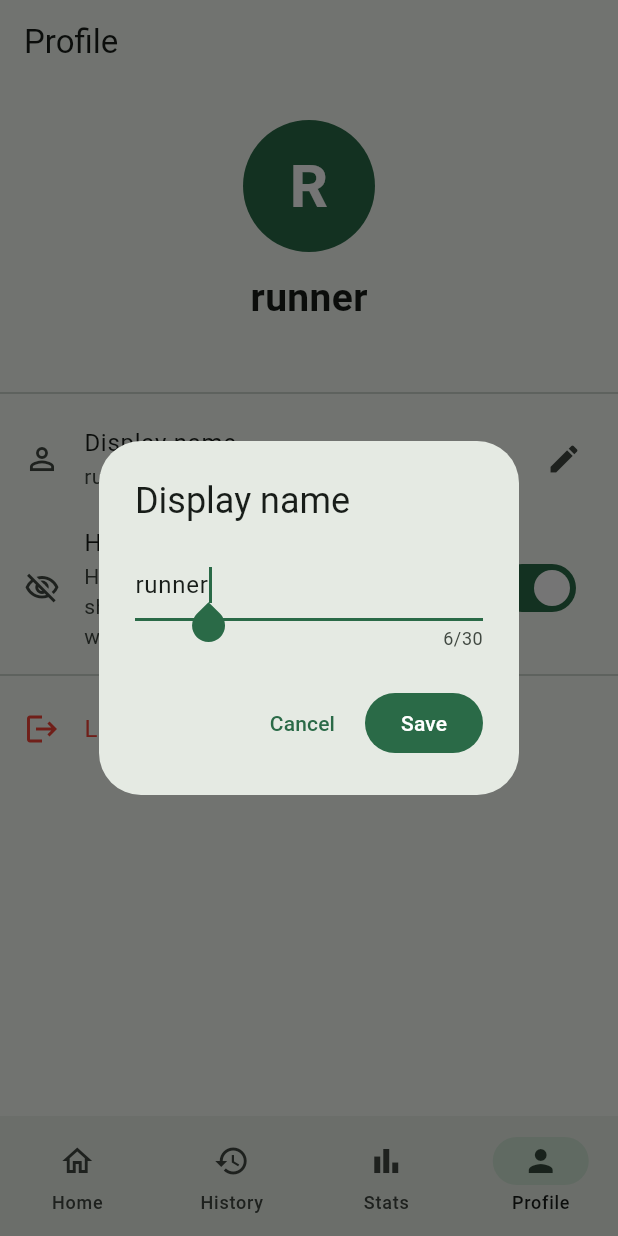
After one commit to spongyhash/jara, a Flutter app: the screen it shows once a user with an empty profile is signed in, item 4 of the bottom bar chosen, after a tap on "Display name", on a phone screen of 412 x 824 dp. The commit adds this screen. Run offline on Flutter 3.47's test engine with Material 3 defaults, Android fonts, the phone set to English and light mode, and no system bars; our stand-ins replace cross_file, flutter_map, geolocator, latlong2, share_plus, shared_preferences and 2 more; missing offline and left inert: geolocator_android; accounts and stored records are empty.

Commit message:
Profile screen and privacy

```diff
--- a/lib/main.dart
+++ b/lib/main.dart
@@ -4,6 +4,7 @@ import 'auth_page.dart';
 import 'config.dart';
 import 'history_page.dart';
 import 'models.dart';
+import 'profile_page.dart';
 import 'run_page.dart';
 import 'stats_page.dart';
 
@@ -81,7 +82,7 @@ class _HomeShellState extends State<HomeShell> {
       // IndexedStack keeps the Run screen alive while you look at History
       body: IndexedStack(
         index: index,
-        children: const [RunPage(), HistoryPage(), StatsPage()],
+        children: const [RunPage(), HistoryPage(), StatsPage(), ProfilePage()],
       ),
       bottomNavigationBar: NavigationBar(
         selectedIndex: index,
@@ -102,6 +103,11 @@ class _HomeShellState extends State<HomeShell> {
             selectedIcon: Icon(Icons.bar_chart),
             label: 'Stats',
           ),
+          NavigationDestination(
+            icon: Icon(Icons.person_outline),
+            selectedIcon: Icon(Icons.person),
+            label: 'Profile',
+          ),
         ],
       ),
     );
--- /dev/null
+++ b/lib/profile_page.dart
@@ -0,0 +1,223 @@
+import 'package:flutter/material.dart';
+import 'package:shared_preferences/shared_preferences.dart';
+import 'package:supabase_flutter/supabase_flutter.dart';
+import 'models.dart';
+import 'sync.dart';
+import 'widgets.dart';
+
+/// Bumped when the display name changes, so greetings refresh.
+final ValueNotifier<int> profileChanged = ValueNotifier<int>(0);
+
+class ProfilePage extends StatefulWidget {
+  const ProfilePage({super.key});
+
+  @override
+  State<ProfilePage> createState() => _ProfilePageState();
+}
+
+class _ProfilePageState extends State<ProfilePage> {
+  bool hideEnds = true;
+  bool busy = false;
+  String busyText = '';
+
+  SupabaseClient get client => Supabase.instance.client;
+
+  @override
+  void initState() {
+    super.initState();
+    loadSettings();
+  }
+
+  Future<void> loadSettings() async {
+    final prefs = await SharedPreferences.getInstance();
+    final value = prefs.getBool('hideRouteEnds') ?? true;
+    if (!mounted) return;
+    setState(() => hideEnds = value);
+  }
+
+  void toast(String text) {
+    ScaffoldMessenger.of(context).showSnackBar(SnackBar(content: Text(text)));
+  }
+
+  Future<void> setHideEnds(bool value) async {
+    setState(() => hideEnds = value);
+    final prefs = await SharedPreferences.getInstance();
+    await prefs.setBool('hideRouteEnds', value);
+    try {
+      final id = client.auth.currentUser?.id;
+      if (id != null) {
+        await client
+            .from('profiles')
+            .update({'hide_route_ends': value}).eq('id', id);
+      }
+    } catch (_) {
+      // The setting is saved on the phone, which is what the app uses
+    }
+  }
+
+  Future<void> editName() async {
+    final ctrl = TextEditingController(text: userName());
+    final newName = await showDialog<String>(
+      context: context,
+      builder: (ctx) => AlertDialog(
+        title: const Text('Display name'),
+        content: TextField(
+          controller: ctrl,
+          autofocus: true,
+          maxLength: 30,
+          textCapitalization: TextCapitalization.words,
+          decoration: const InputDecoration(hintText: 'What should we call you?'),
+        ),
+        actions: [
+          TextButton(
+            onPressed: () => Navigator.pop(ctx),
+            child: const Text('Cancel'),
+          ),
+          FilledButton(
+            onPressed: () => Navigator.pop(ctx, ctrl.text.trim()),
+            child: const Text('Save'),
+          ),
+        ],
+      ),
+    );
+
+    if (newName == null || newName.isEmpty) return;
+
+    setState(() {
+      busy = true;
+      busyText = 'Saving...';
+    });
+    try {
+      await client.auth.updateUser(
+        UserAttributes(data: {'display_name': newName}),
+      );
+      final id = client.auth.currentUser?.id;
+      if (id != null) {
+        await client
+            .from('profiles')
+            .update({'display_name': newName}).eq('id', id);
+      }
+      profileChanged.value++;
+      if (mounted) toast('Name updated');
+    } catch (_) {
+      if (mounted) toast('Could not update your name. Check your internet.');
+    } finally {
+      if (mounted) setState(() => busy = false);
+    }
+  }
+
+  Future<void> logOut() async {
+    final yes = await askYesNo(
+      context,
+      title: 'Log out?',
+      message: 'We will back up your runs to the cloud first, then clear this '
+          'phone so the next person starts fresh. Log back in any time to '
+          'get your runs back.',
+      yes: 'Yes, log out',
+      no: 'Cancel',
+    );
+    if (!yes || !mounted) return;
+
+    setState(() {
+      busy = true;
+      busyText = 'Backing up your runs...';
+    });
+
+    final ok = await SyncService.syncNow();
+    if (!mounted) return;
+
+    if (!ok) {
+      final force = await askYesNo(
+        context,
+        title: 'Could not back up',
+        message: 'Some runs may not be in the cloud yet. If you log out now, '
+            'they will be lost from this phone. Log out anyway?',
+        yes: 'Log out anyway',
+        no: 'Stay logged in',
+      );
+      if (!force || !mounted) {
+        if (mounted) setState(() => busy = false);
+        return;
+      }
+    }
+
+    await SyncService.clearLocalData();
+    await client.auth.signOut();
+    // The app returns to the login screen by itself
+  }
+
+  @override
+  Widget build(BuildContext context) {
+    final name = userName();
+    final email = client.auth.currentUser?.email ?? '';
+
+    Widget body;
+    if (busy) {
+      body = Center(
+        child: Column(
+          mainAxisSize: MainAxisSize.min,
+          children: [
+            const CircularProgressIndicator(),
+            const SizedBox(height: 16),
+            Text(busyText),
+          ],
+        ),
+      );
+    } else {
+      body = ListView(
+        children: [
+          const SizedBox(height: 24),
+          Center(
+            child: CircleAvatar(
+              radius: 44,
+              backgroundColor: Theme.of(context).colorScheme.primary,
+              child: Text(
+                name.isEmpty ? '?' : name[0].toUpperCase(),
+                style: const TextStyle(
+                    fontSize: 40,
+                    color: Colors.white,
+                    fontWeight: FontWeight.bold),
+              ),
+            ),
+          ),
+          const SizedBox(height: 12),
+          Center(
+            child: Text(name,
+                style:
+                    const TextStyle(fontSize: 26, fontWeight: FontWeight.bold)),
+          ),
+          Center(child: Text(email)),
+          const SizedBox(height: 16),
+          const Divider(),
+          ListTile(
+            leading: const Icon(Icons.person_outline),
+            title: const Text('Display name'),
+            subtitle: Text(name),
+            trailing: const Icon(Icons.edit),
+            onTap: editName,
+          ),
+          SwitchListTile(
+            secondary: const Icon(Icons.visibility_off_outlined),
+            title: const Text('Hide start and end of my routes'),
+            subtitle: const Text(
+                'Hides the first and last 150 m when you share a run, so '
+                'people cannot see where you live'),
+            value: hideEnds,
+            onChanged: setHideEnds,
+          ),
+          const Divider(),
+          ListTile(
+            leading: const Icon(Icons.logout, color: Colors.red),
+            title: const Text('Log out', style: TextStyle(color: Colors.red)),
+            onTap: logOut,
+          ),
+        ],
+      );
+    }
+
+    return Scaffold(
+      appBar: AppBar(title: const Text('Profile')),
+      body: body,
+    );
+  }
+}
--- a/lib/run_page.dart
+++ b/lib/run_page.dart
@@ -8,6 +8,7 @@ import 'share_card.dart';
 import 'package:geolocator_android/geolocator_android.dart';
 import 'package:supabase_flutter/supabase_flutter.dart';
 import 'sync.dart';
+import 'profile_page.dart';
 
 enum RunState { idle, waiting, running, paused, finished }
 
@@ -337,9 +338,12 @@ class _RunPageState extends State<RunPage> with WidgetsBindingObserver {
           Icon(Icons.directions_run,
               size: 80, color: Theme.of(context).colorScheme.primary),
           const SizedBox(height: 8),
-          Text('Hi, ${userName()}',
-              style:
-                  const TextStyle(fontSize: 28, fontWeight: FontWeight.bold)),
+                    ValueListenableBuilder<int>(
+            valueListenable: profileChanged,
+            builder: (context, _, __) => Text('Hi, ${userName()}',
+                style: const TextStyle(
+                    fontSize: 28, fontWeight: FontWeight.bold)),
+          ),
           const SizedBox(height: 4),
           const Text('Ready to go the extra mile?',
               style: TextStyle(fontSize: 16)),          const SizedBox(height: 32),
@@ -594,13 +598,7 @@ class _RunPageState extends State<RunPage> with WidgetsBindingObserver {
         appBar: AppBar(
           title: const Text('Jara',
               style: TextStyle(fontWeight: FontWeight.w800)),
-          actions: [
-                        if (phase == RunState.idle)
-              IconButton(
-                tooltip: 'Log out',
-                icon: const Icon(Icons.logout),
-                onPressed: () => Supabase.instance.client.auth.signOut(),
-              ),
+                    actions: [
             ValueListenableBuilder<ThemeMode>(
               valueListenable: themeMode,
               builder: (context, mode, _) => IconButton(
--- a/lib/sync.dart
+++ b/lib/sync.dart
@@ -13,14 +13,20 @@ class SyncService {
 
   static bool get loggedIn => _db.auth.currentUser != null;
 
+  /// True if the most recent sync finished without errors.
+  static bool lastSyncOk = false;
+
   /// Returns a short message describing what happened.
   static Future<String> syncAll() async {
     if (!loggedIn) return 'Log in to sync your runs';
     if (_running) return 'Sync already in progress';
     _running = true;
     try {
-      return await _sync().timeout(const Duration(seconds: 90));
+      final message = await _sync().timeout(const Duration(seconds: 90));
+      lastSyncOk = true;
+      return message;
     } catch (e) {
+      lastSyncOk = false;
       return 'Could not sync. Check your internet and try again.';
     } finally {
       _running = false;
@@ -129,4 +135,26 @@ class SyncService {
       await prefs.setStringList(_pendingKey, pending);
     }
   }
+
+  /// Waits for any sync in progress, then syncs once more.
+  /// Returns true only if everything reached the cloud.
+  static Future<bool> syncNow() async {
+    for (var i = 0; i < 60 && _running; i++) {
+      await Future.delayed(const Duration(milliseconds: 500));
+    }
+    await syncAll();
+    return lastSyncOk;
+  }
+
+  /// Clears the runs stored on this phone (used when logging out).
+  /// Settings like the theme and privacy choice are kept.
+  static Future<void> clearLocalData() async {
+    final prefs = await SharedPreferences.getInstance();
+    for (final key in prefs.getKeys().toList()) {
+      if (key == 'runs' || key == _pendingKey || key.startsWith('route_')) {
+        await prefs.remove(key);
+      }
+    }
+    runsChanged.value++;
+  }
 }
```
Also changed, not shown: lib/share_card.dart (+75 -1 lines).
